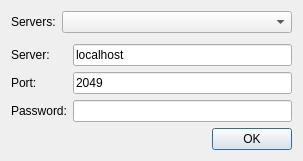
Above: src/Common/gui/PrivateServerDialog.ui from elieserdejesus/JamTaba before the change. Below: the same form after it.
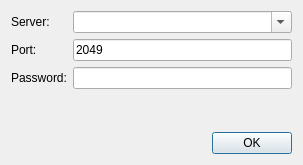
That is the form after the change.

Commit message: storing/remembering last used servers

```diff
--- a/src/Common/gui/PrivateServerDialog.ui
+++ b/src/Common/gui/PrivateServerDialog.ui
@@ -10,7 +10,7 @@
     <x>0</x>
     <y>0</y>
     <width>303</width>
-    <height>161</height>
+    <height>165</height>
    </rect>
   </property>
   <property name="windowTitle">
@@ -23,27 +23,6 @@
    <bool>true</bool>
   </property>
   <layout class="QVBoxLayout" name="verticalLayout">
-   <item>
-    <layout class="QFormLayout" name="formLayout_2">
-     <item row="0" column="0">
-      <widget class="QLabel" name="labelServers">
-       <property name="text">
-        <string>Servers:</string>
-       </property>
-      </widget>
-     </item>
-     <item row="0" column="1">
-      <widget class="QComboBox" name="comboBoxServers">
-       <property name="currentText">
-        <string notr="true"/>
-       </property>
-       <property name="duplicatesEnabled">
-        <bool>false</bool>
-       </property>
-      </widget>
-     </item>
-    </layout>
-   </item>
    <item>
     <layout class="QFormLayout" name="formLayout">
      <item row="1" column="0">
@@ -53,16 +32,6 @@
        </property>
       </widget>
      </item>
-     <item row="1" column="1">
-      <widget class="QLineEdit" name="textFieldName">
-       <property name="accessibleDescription">
-        <string>type here the name of the server to join</string>
-       </property>
-       <property name="text">
-        <string notr="true">localhost</string>
-       </property>
-      </widget>
-     </item>
      <item row="2" column="0">
       <widget class="QLabel" name="labelPort">
        <property name="text">
@@ -103,6 +72,19 @@
        </property>
       </widget>
      </item>
+     <item row="1" column="1">
+      <widget class="QComboBox" name="comboBoxServers">
+       <property name="editable">
+        <bool>true</bool>
+       </property>
+       <property name="currentText">
+        <string notr="true"/>
+       </property>
+       <property name="duplicatesEnabled">
+        <bool>false</bool>
+       </property>
+      </widget>
+     </item>
     </layout>
    </item>
    <item>
```
The commit also changes 3 other files.
